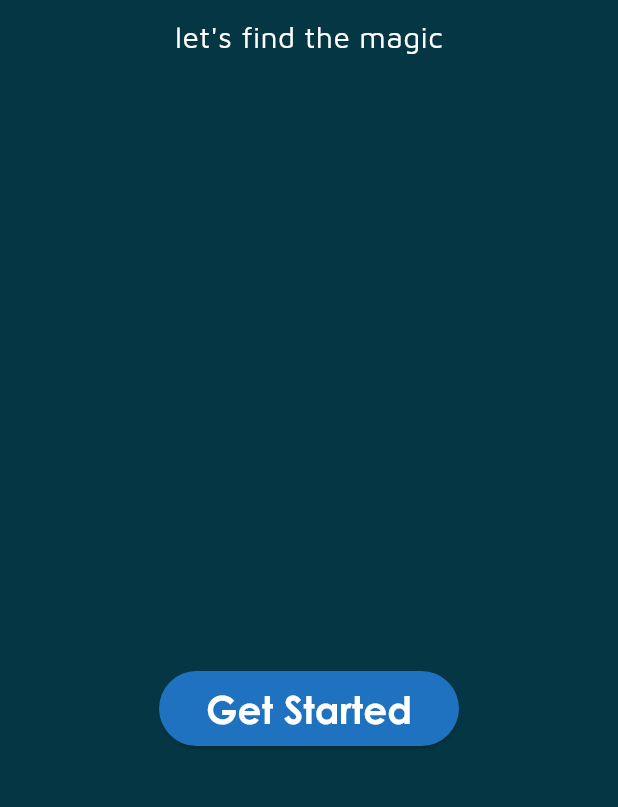
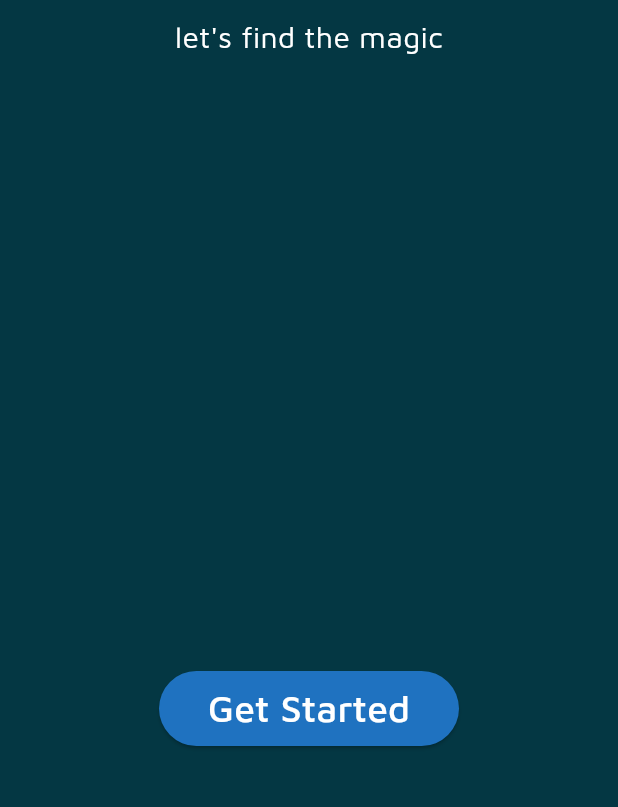
Before and after one commit to saifeddinekasmi/StoryWonderMobile, a Flutter app: the screen it shows after launch, on a phone screen of 412 x 824 dp, the part 400-1207 px from its top. Run offline on Flutter 3.47's test engine with Material 3 defaults, Android fonts, the phone set to English and light mode, and no system bars; our stand-ins replace webview_flutter.

Commit message:
update button

```diff
--- a/storywondermobile/lib/welcome.dart
+++ b/storywondermobile/lib/welcome.dart
@@ -9,7 +9,8 @@ class WelcomePage extends StatelessWidget {
   @override
   Widget build(BuildContext context) {
     return Scaffold(
-      backgroundColor: Color(0xFF043743), // Set the background color to black
+      backgroundColor:
+          const Color(0xFF043743), // Set the background color to black
       body: SafeArea(
         child: Center(
           // Wrap the Column with Center
@@ -19,17 +20,17 @@ class WelcomePage extends StatelessWidget {
             children: [
               Column(
                 children: [
-                  SizedBox(
+                  const SizedBox(
                     height: 160,
                   ),
                   Image.asset(
                     'assets/images/logo_story_wonder.png',
                     width: 177,
                   ),
-                  SizedBox(
+                  const SizedBox(
                     height: 10,
                   ),
-                  Text(
+                  const Text(
                     'let\'s find the magic',
                     style: TextStyle(
                       color: Color.fromARGB(255, 255, 255, 255),
@@ -41,8 +42,8 @@ class WelcomePage extends StatelessWidget {
                 ],
               ),
               Padding(
-                padding:
-                    EdgeInsets.only(bottom: 60), // Set top padding to 60 pixels
+                padding: const EdgeInsets.only(
+                    bottom: 60), // Set top padding to 60 pixels
                 child: SizedBox(
                   width: 200, // Adjust the width as needed
                   height: 50, // Adjust the height as needed
@@ -56,10 +57,10 @@ class WelcomePage extends StatelessWidget {
                       ),
                       backgroundColor: Color(0xFF1F72C0),
                     ),
-                    child: Text(
+                    child: const Text(
                       'Get Started',
                       style: TextStyle(
-                        fontFamily: 'myfont',
+                        fontFamily: 'Schyler',
                         fontSize: 25,
                         color: Color.fromARGB(255, 255, 255, 255),
                       ),
```
